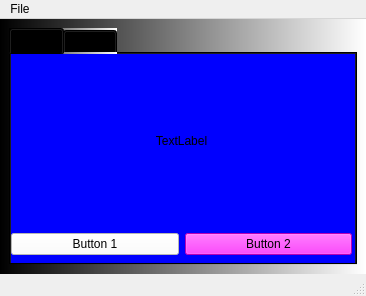
Above: Section4/Designer_code/Video2_1_slots_Design.ui from Tom-Niesytto/Hands-On-Python-3.x-GUI-Programming before the change. Below: the same form after it.
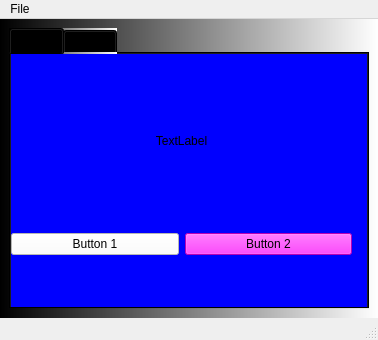
That is the form after the change. Icons and pictures are not drawn.

Diff of the .ui file:
```diff
--- a/Section4/Designer_code/Video2_1_slots_Design.ui
+++ b/Section4/Designer_code/Video2_1_slots_Design.ui
@@ -6,8 +6,8 @@
    <rect>
     <x>0</x>
     <y>0</y>
-    <width>366</width>
-    <height>296</height>
+    <width>378</width>
+    <height>340</height>
    </rect>
   </property>
   <property name="windowTitle">
@@ -99,8 +99,8 @@
     <rect>
      <x>0</x>
      <y>0</y>
-     <width>366</width>
-     <height>21</height>
+     <width>378</width>
+     <height>26</height>
     </rect>
    </property>
    <widget class="QMenu" name="menuFile">
```
Left out of the diff: 4 changed lines with no effect on the pictures.
